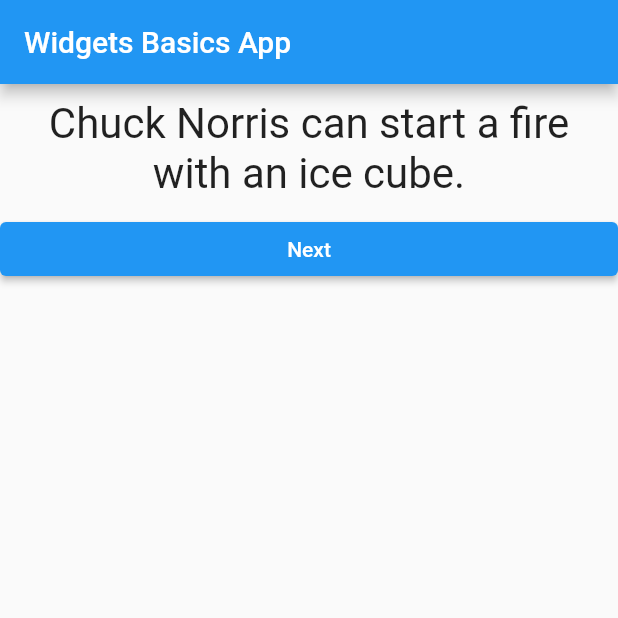
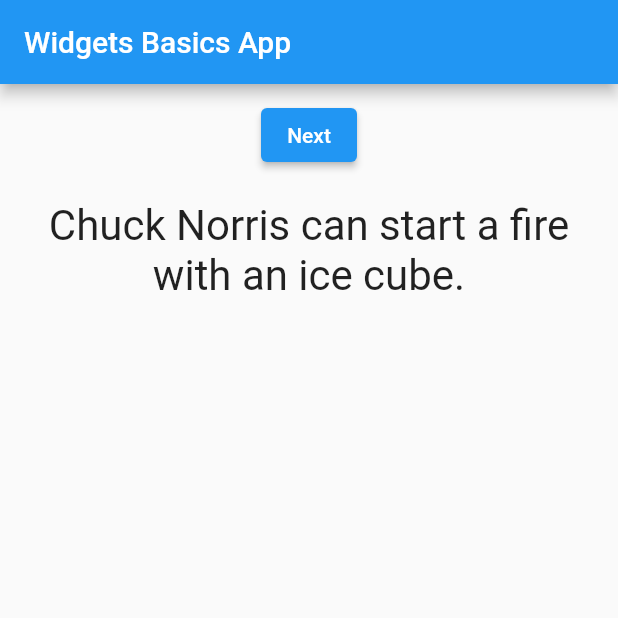
Before and after one commit to zakdim/widgets_basics_assignment, a Flutter app: the screen it shows after launch, after a tap on "Next", on a phone screen of 412 x 824 dp, the top half of it. Run offline on Flutter 3.47's test engine with Material 2 defaults, Android fonts, the phone set to English and light mode, and no system bars.

Commit message:
s02-a01 Another solution

```diff
--- a/lib/main.dart
+++ b/lib/main.dart
@@ -1,42 +1,10 @@
-// 1) Create a new Flutter App (in this project) and output an AppBar and some text
-// below it
-// 2) Add a button which changes the text (to any other text of your choice)
-// 3) Split the app into three widgets: App, TextControl & Text
-
 import 'package:flutter/material.dart';
 
 import './text_control.dart';
-import './text_display.dart';
 
 void main() => runApp(WidgetBasicsApp());
 
-class WidgetBasicsApp extends StatefulWidget {
-  @override
-  State<WidgetBasicsApp> createState() => _WidgetBasicsAppState();
-}
-
-class _WidgetBasicsAppState extends State<WidgetBasicsApp> {
-  final _jokes = const [
-    'Chuck Norris can divide by zero.',
-    'Chuck Norris can start a fire with an ice cube.',
-    'Chuck Norris does not sleep. He waits.',
-    'The chief export of Chuck Norris is pain.',
-    'Chuck Norris can dribble a bowling ball.',
-    'Chuck Norris counted to infinity... twice.',
-    'Chuck Norris makes onions cry.',
-  ];
-  var _jokeIndex = 0;
-
-  void _nextJoke() {
-    setState(() {
-      _jokeIndex = (_jokeIndex + 1) % _jokes.length;
-    });
-    print('Next joke index $_jokeIndex');
-    if (_jokeIndex == _jokes.length - 1) {
-      print('Ran out of jokes. Restarting...');
-    }
-  }
-
+class WidgetBasicsApp extends StatelessWidget {
   @override
   Widget build(BuildContext context) {
     return MaterialApp(
@@ -44,12 +12,7 @@ class _WidgetBasicsAppState extends State<WidgetBasicsApp> {
         appBar: AppBar(
           title: Text('Widgets Basics App'),
         ),
-        body: Column(
-          children: [
-            TextDisplay(_jokes[_jokeIndex]),
-            TextControl(_nextJoke),
-          ],
-        ),
+        body: TextControl(),
       ),
     );
   }
--- a/lib/text_control.dart
+++ b/lib/text_control.dart
@@ -1,18 +1,47 @@
 import 'package:flutter/material.dart';
 
-class TextControl extends StatelessWidget {
-  final Function eventHander;
+import './text_output.dart';
 
-  TextControl(this.eventHander);
+class TextControl extends StatefulWidget {
+  @override
+  State<TextControl> createState() => _TextControlState();
+}
+
+class _TextControlState extends State<TextControl> {
+  final _jokes = const [
+    'Chuck Norris can divide by zero.',
+    'Chuck Norris can start a fire with an ice cube.',
+    'Chuck Norris does not sleep. He waits.',
+    'The chief export of Chuck Norris is pain.',
+    'Chuck Norris can dribble a bowling ball.',
+    'Chuck Norris counted to infinity... twice.',
+    'Chuck Norris makes onions cry.',
+  ];
+  var _jokeIndex = 0;
+
+  void _nextJoke() {
+    setState(() {
+      _jokeIndex = (_jokeIndex + 1) % _jokes.length;
+    });
+    print('Next joke index $_jokeIndex');
+    if (_jokeIndex == _jokes.length - 1) {
+      print('Ran out of jokes. Restarting...');
+    }
+  }
 
   @override
   Widget build(BuildContext context) {
-    return Container(
-      width: double.infinity,
-      child: ElevatedButton(
-        onPressed: eventHander,
-        child: Text('Next'),
-      ),
+    return Column(
+      children: [
+        Container(
+          margin: EdgeInsets.all(10),
+          child: ElevatedButton(
+            onPressed: _nextJoke,
+            child: Text('Next'),
+          ),
+        ),
+        TextOutput(_jokes[_jokeIndex]),
+      ],
     );
   }
 }
--- a/lib/text_display.dart
+++ b/lib/text_output.dart
@@ -1,9 +1,9 @@
 import 'package:flutter/material.dart';
 
-class TextDisplay extends StatelessWidget {
-  final String text;
+class TextOutput extends StatelessWidget {
+  final String textOutput;
 
-  TextDisplay(this.text);
+  TextOutput(this.textOutput);
 
   @override
   Widget build(BuildContext context) {
@@ -11,7 +11,7 @@ class TextDisplay extends StatelessWidget {
       width: double.infinity,
       margin: EdgeInsets.all(10),
       child: Text(
-        text,
+        textOutput,
         style: TextStyle(fontSize: 28),
         textAlign: TextAlign.center,
       ),
```
Also changed, not shown: 1 other file.
